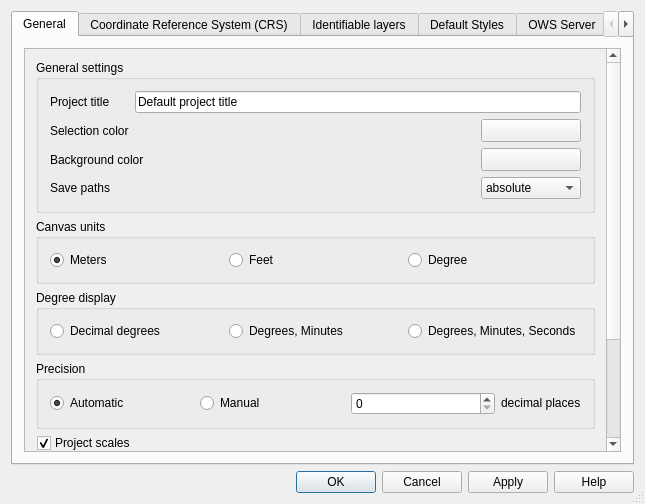
The window that src/ui/qgsprojectpropertiesbase.ui (qgis/QGIS) describes before a commit, drawn with Qt 5.
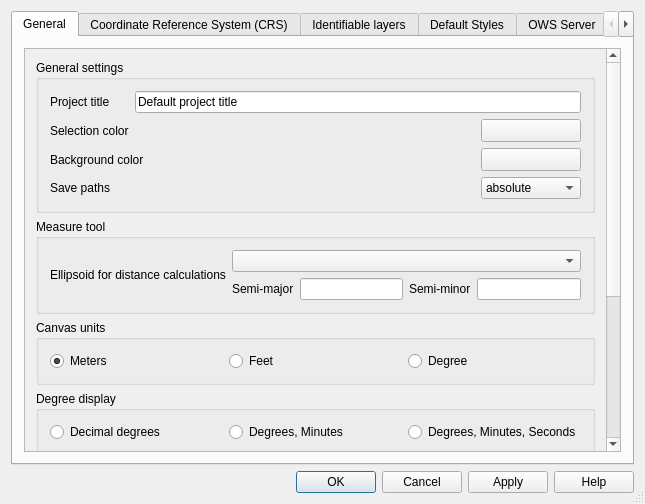
The same window after the commit. Icons and pictures are not drawn. Custom widgets are drawn as their Qt base class.

Commit message: Copied ellipsoidal settings to project properties

```diff
--- a/src/ui/qgsprojectpropertiesbase.ui
+++ b/src/ui/qgsprojectpropertiesbase.ui
@@ -197,6 +197,45 @@
             </widget>
            </item>
            <item row="1" column="0">
+            <widget class="QGroupBox" name="btnGrpMeasureEllipsoid">
+             <property name="title">
+              <string>Measure tool</string>
+             </property>
+             <layout class="QGridLayout" name="gridLayoutMeasureTool">
+              <item row="1" column="0" rowspan="2">
+               <widget class="QLabel" name="textLabel1_8">
+                <property name="text">
+                 <string>Ellipsoid for distance calculations</string>
+                </property>
+               </widget>
+              </item>
+              <item row="1" column="1" colspan="4">
+               <widget class="QComboBox" name="cmbEllipsoid"/>
+              </item>
+	      <item row="2" column="4">
+               <widget class="QLineEdit" name="leSemiMinor"/>
+              </item>
+              <item row="2" column="3">
+               <widget class="QLabel" name="label_42">
+                <property name="text">
+                 <string>Semi-minor</string>
+                </property>
+               </widget>
+              </item>
+              <item row="2" column="2">
+               <widget class="QLineEdit" name="leSemiMajor"/>
+              </item>
+              <item row="2" column="1">
+               <widget class="QLabel" name="label_41">
+                <property name="text">
+                 <string>Semi-major</string>
+                </property>
+               </widget>
+              </item>
+             </layout>
+            </widget>
+           </item>
+           <item row="2" column="0">
             <widget class="QGroupBox" name="btnGrpMapUnits">
              <property name="toolTip">
               <string>Used when CRS transformation is turned off</string>
@@ -232,7 +271,7 @@
              </layout>
             </widget>
            </item>
-           <item row="2" column="0">
+           <item row="3" column="0">
             <widget class="QGroupBox" name="btnGrpDegreeDisplay">
              <property name="title">
               <string>Degree display</string>
@@ -262,7 +301,7 @@
              </layout>
             </widget>
            </item>
-           <item row="3" column="0">
+           <item row="4" column="0">
             <widget class="QGroupBox" name="btnGrpPrecision">
              <property name="title">
               <string>Precision</string>
@@ -326,7 +365,7 @@
              </layout>
             </widget>
            </item>
-           <item row="4" column="0">
+           <item row="5" column="0">
             <widget class="QGroupBox" name="grpProjectScales">
              <property name="title">
               <string>Project scales</string>
```
The commit also changes 2 other files.
